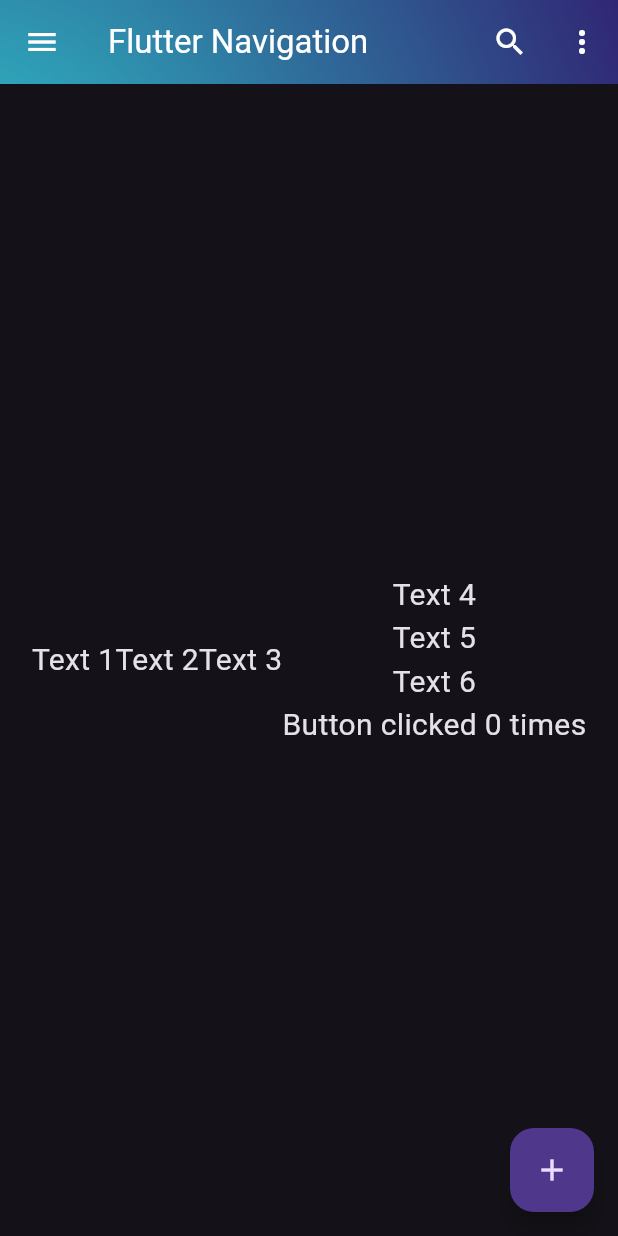
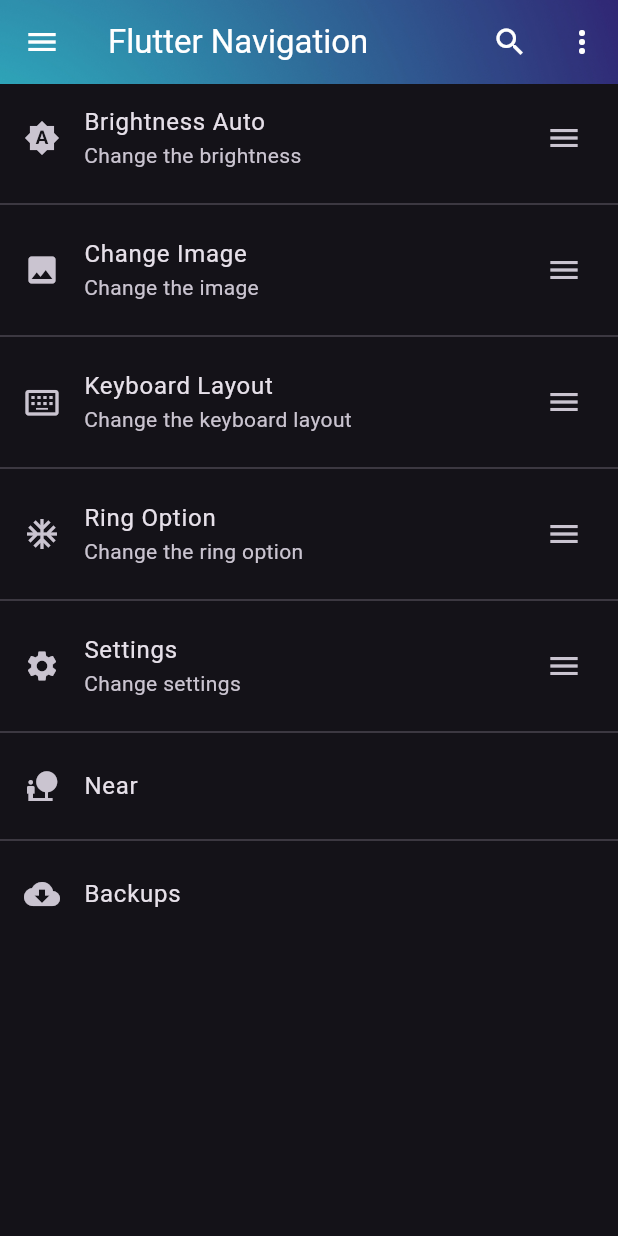
Before and after one commit to RuzbihanZaleek/flutter_demo, a Flutter app: the screen it shows after launch, on a phone screen of 412 x 824 dp. Run offline on Flutter 3.47's test engine with Material 3 defaults, Android fonts, the phone set to English and light mode, and no system bars; our stand-ins replace device_preview.

Commit message:
List Tile & List View Ep.01

```diff
--- a/lib/screens/home_page.dart
+++ b/lib/screens/home_page.dart
@@ -70,34 +70,38 @@ class _MyHomePageState extends State<MyHomePage> {
           backgroundColor:
               Colors.blue, //flexible space will override background color
         ),
-        body: Row(
-          mainAxisAlignment: MainAxisAlignment.center,
-          crossAxisAlignment: CrossAxisAlignment.center,
+        body: ListView(
+          scrollDirection: Axis.vertical,
           children: [
-            const Text('Text 1', style: TextStyle(fontSize: 20.0)),
-            const Text('Text 2', style: TextStyle(fontSize: 20.0)),
-            const Text('Text 3', style: TextStyle(fontSize: 20.0)),
-            Column(
-              mainAxisAlignment: MainAxisAlignment.center,
-              children: [
-                const Text('Text 4', style: TextStyle(fontSize: 20.0)),
-                const Text('Text 5', style: TextStyle(fontSize: 20.0)),
-                const Text('Text 6', style: TextStyle(fontSize: 20.0)),
-                Text('Button clicked $count times',
-                    style: const TextStyle(fontSize: 20.0)),
-              ],
-            )
+            listTileWidget(Icons.brightness_auto, "Brightness Auto",
+                "Change the brightness"),
+            const Divider(),
+            listTileWidget(Icons.image, "Change Image", "Change the image"),
+            const Divider(),
+            listTileWidget(Icons.keyboard_alt_outlined, "Keyboard Layout",
+                "Change the keyboard layout"),
+            const Divider(),
+            listTileWidget(
+                Icons.ac_unit, "Ring Option", "Change the ring option"),
+            const Divider(),
+            listTileWidget(Icons.settings, "Settings", "Change settings"),
+            const Divider(),
+            listTileWidget(Icons.nature_people, "Near", "", menu: false),
+            const Divider(),
+            listTileWidget(Icons.cloud_download, "Backups", "", menu: false),
           ],
-        ),
-        floatingActionButton: FloatingActionButton(
-          onPressed: () {
-            // handlePlusButton();
-            Navigator.of(context).pushNamed('/second');
-          },
-          tooltip: "Go to next page",
-          child: const Icon(Icons.add),
         ),
       ),
     );
   }
 }
+
+Widget listTileWidget(IconData leadingIcon, String title, String subTitle,
+    {bool menu = true}) {
+  return ListTile(
+    leading: Icon(leadingIcon),
+    title: Text(title),
+    subtitle: subTitle.isNotEmpty ? Text(subTitle) : null,
+    trailing: menu ? const Icon(Icons.menu) : null,
+  );
+}
```
